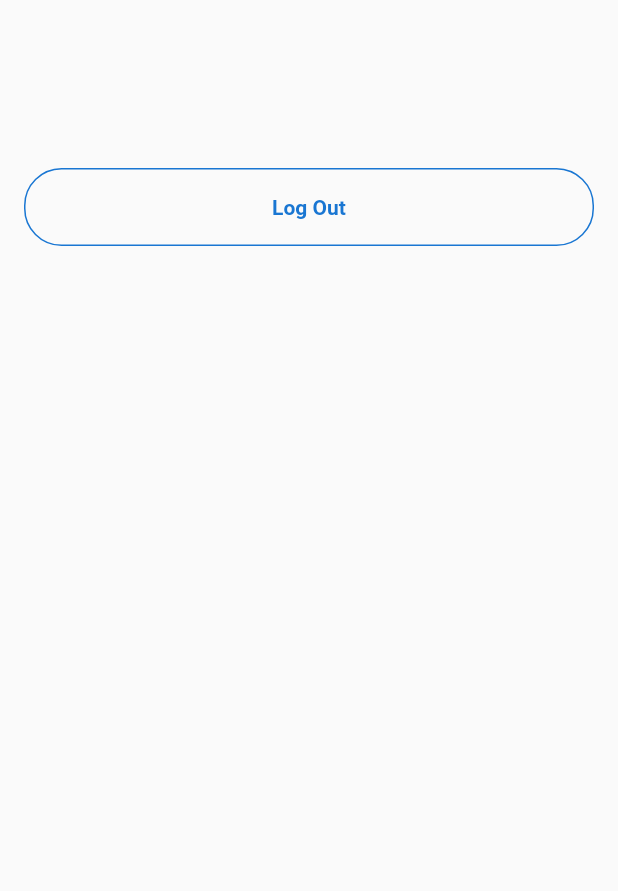
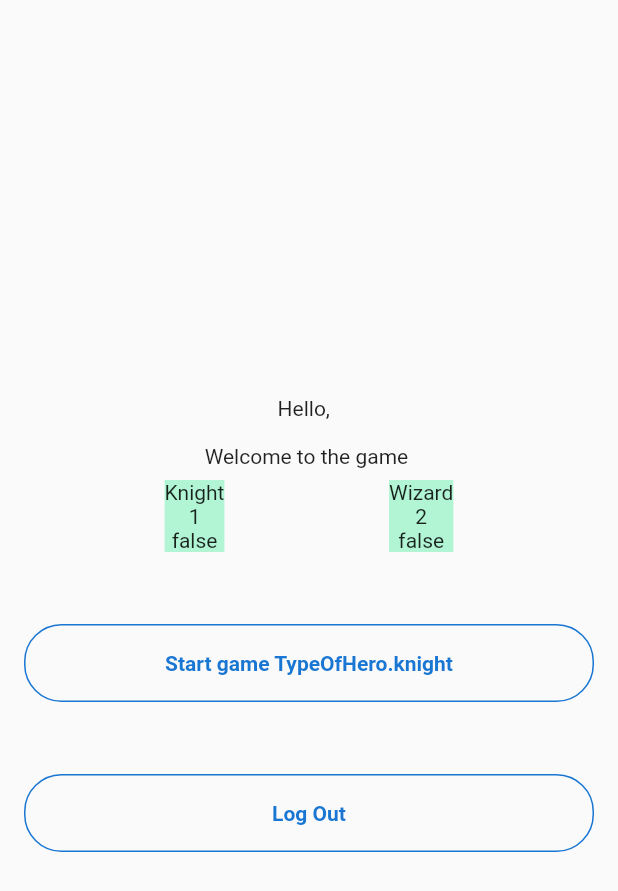
Before and after one commit to ikustow/game_flutter, a Flutter app: the screen it shows once a user with an empty profile is signed in, on a phone screen of 412 x 824 dp. Shown: the top 891 px of the screen. Run offline on Flutter 3.47's test engine with Material 2 defaults, Android fonts, the phone set to English and light mode, and no system bars; our stand-ins replace firebase_auth, firebase_core, flutter_riverpod, google_sign_in; accounts and stored records are empty.

Commit message:
home screen added
Signed-off-by: ikustow <ikustow@yandex.run>

```diff
--- a/lib/auth/pages/auth_checker.dart
+++ b/lib/auth/pages/auth_checker.dart
@@ -3,7 +3,7 @@ import 'package:flutter_riverpod/flutter_riverpod.dart';
 
 import '../providers/auth_provider.dart';
 import 'error_screen.dart';
-import 'home_page.dart';
+import '../../home/home_page.dart';
 import 'loading_screen.dart';
 import 'login_page.dart';
 
--- a/lib/auth/pages/home_page.dart
+++ /dev/null
@@ -1,54 +0,0 @@
-import 'package:flutter/material.dart';
-import 'package:flutter_riverpod/flutter_riverpod.dart';
-
-import '../providers/auth_provider.dart';
-
-class HomePage extends ConsumerWidget {
-  const HomePage({Key? key}) : super(key: key);
-
-  @override
-  Widget build(BuildContext context, WidgetRef ref) {
-    // first variable is to get the data of Authenticated User
-    final data = ref.watch(fireBaseAuthProvider);
-
-    //  Second variable to access the Logout Function
-    final auth = ref.watch(authenticationProvider);
-    return Scaffold(
-      body: SafeArea(
-        child: Column(
-          children: [
-            Padding(
-              padding: const EdgeInsets.all(8.0),
-              child: Text(data.currentUser!.email ?? 'You are logged In'),
-            ),
-            Padding(
-              padding: const EdgeInsets.all(8.0),
-              child: Text(data.currentUser!.displayName ??
-                  ' Great you have Completed this step'),
-            ),
-            Container(
-              padding: const EdgeInsets.only(top: 48.0),
-              margin: const EdgeInsets.symmetric(horizontal: 16),
-              width: double.infinity,
-              child: MaterialButton(
-                onPressed: () => auth.signOut(),
-                textColor: Colors.blue.shade700,
-                textTheme: ButtonTextTheme.primary,
-                minWidth: 100,
-                padding: const EdgeInsets.all(18),
-                shape: RoundedRectangleBorder(
-                  borderRadius: BorderRadius.circular(25),
-                  side: BorderSide(color: Colors.blue.shade700),
-                ),
-                child: const Text(
-                  'Log Out',
-                  style: TextStyle(fontWeight: FontWeight.w600),
-                ),
-              ),
-            ),
-          ],
-        ),
-      ),
-    );
-  }
-}
--- /dev/null
+++ b/lib/core/const.dart
@@ -0,0 +1,4 @@
+enum TypeOfHero{
+  knight,
+  wizard
+}
--- /dev/null
+++ b/lib/home/controllers/providers.dart
@@ -0,0 +1,45 @@
+import 'package:flutter_riverpod/flutter_riverpod.dart';
+import 'package:game_flutter/core/const.dart';
+
+import 'package:game_flutter/home/controllers/services.dart';
+import 'package:game_flutter/home/models/hero.dart';
+import 'package:game_flutter/home/models/selected_status.dart';
+
+
+
+class HeroNotifier extends StateNotifier<List<Hero>> {
+  HeroNotifier(): super(
+    getListOfHeroes()
+  );
+
+  void toggle(String heroId) {
+    state = [
+      for (final hero in state)
+        if (hero.id == heroId)
+          hero.copyWith(selected: !hero.selected)
+        else
+          hero,
+    ];
+  }
+}
+
+final heroProvider = StateNotifierProvider<HeroNotifier, List<Hero>>((ref) {
+  return HeroNotifier();
+});
+
+
+class SelectedNotifier extends StateNotifier<SelectedStatus> {
+  SelectedNotifier(): super(
+      SelectedStatus(selected: false, type:  TypeOfHero.knight)
+  );
+
+  void toggle(TypeOfHero typeOfHero) {
+
+    state = state.copyWith(selected: !state.selected, type: typeOfHero);
+
+  }
+}
+
+final selectedStatusProvider = StateNotifierProvider<SelectedNotifier, SelectedStatus>((ref) {
+  return SelectedNotifier();
+});
--- /dev/null
+++ b/lib/home/controllers/services.dart
@@ -0,0 +1,13 @@
+
+import 'package:game_flutter/core/const.dart';
+import 'package:game_flutter/home/models/hero.dart';
+
+
+List<Hero> getListOfHeroes (){
+  final List<Hero> listOfHeroes = [];
+  const knight = Hero(description: 'Knight', id: '1', selected: false, type: TypeOfHero.knight);
+  const wizard = Hero(description: 'Wizard', id: '2', selected: false, type: TypeOfHero.wizard);
+  listOfHeroes.add(knight);
+  listOfHeroes.add(wizard);
+  return listOfHeroes;
+}
--- /dev/null
+++ b/lib/home/home_page.dart
@@ -0,0 +1,155 @@
+import 'package:flutter/material.dart';
+import 'package:flutter_riverpod/flutter_riverpod.dart';
+import 'package:game_flutter/game/game.dart';
+import 'package:game_flutter/home/controllers/providers.dart';
+
+import '../auth/providers/auth_provider.dart';
+import '../generated/l10n.dart';
+
+class HomePage extends ConsumerWidget {
+  const HomePage({Key? key}) : super(key: key);
+
+  @override
+  Widget build(BuildContext context, WidgetRef ref) {
+    // first variable is to get the data of Authenticated User
+    final data = ref.watch(fireBaseAuthProvider);
+    final auth = ref.watch(authenticationProvider);
+    return Scaffold(
+      body: SafeArea(
+        child: Column(
+          mainAxisAlignment: MainAxisAlignment.center,
+          children: [
+            Padding(
+              padding: const EdgeInsets.all(8.0),
+              child: Text("${S.of(context).homeUserTitle} ${data.currentUser!.email}"),
+            ),
+            Padding(
+              padding: const EdgeInsets.all(8.0),
+              child: Text(S.of(context).homeGameTitle),
+            ),
+            RowOfHeroes(),
+            StartGameButtonWidget(),
+            Container(
+              padding: const EdgeInsets.only(top: 48.0),
+              margin: const EdgeInsets.symmetric(horizontal: 16),
+              width: double.infinity,
+              child: MaterialButton(
+                onPressed: () => auth.signOut(),
+                textColor: Colors.blue.shade700,
+                textTheme: ButtonTextTheme.primary,
+                minWidth: 100,
+                padding: const EdgeInsets.all(18),
+                shape: RoundedRectangleBorder(
+                  borderRadius: BorderRadius.circular(25),
+                  side: BorderSide(color: Colors.blue.shade700),
+                ),
+                child: const Text(
+                  'Log Out',
+                  style: TextStyle(fontWeight: FontWeight.w600),
+                ),
+              ),
+            ),
+          ],
+        ),
+      ),
+    );
+  }
+}
+
+
+class StartGameButtonWidget extends ConsumerWidget {
+  const StartGameButtonWidget({Key? key}) : super(key: key);
+
+  @override
+  Widget build(BuildContext context, WidgetRef ref){
+    final selectedStatus = ref.watch(selectedStatusProvider);
+    return   Container(
+      padding: const EdgeInsets.only(top: 48.0),
+      margin: const EdgeInsets.symmetric(horizontal: 16),
+      width: double.infinity,
+      child: MaterialButton(
+        onPressed: () {
+          Navigator.push(
+            context,
+            MaterialPageRoute(builder: (context) => const GamePage()),
+          );
+        },
+        textColor: Colors.blue.shade700,
+        textTheme: ButtonTextTheme.primary,
+        minWidth: 100,
+        padding: const EdgeInsets.all(18),
+        shape: RoundedRectangleBorder(
+          borderRadius: BorderRadius.circular(25),
+          side: BorderSide(color: Colors.blue.shade700),
+        ),
+        child:  Text(
+          'Start game ${selectedStatus.type}',
+          style: TextStyle(fontWeight: FontWeight.w600),
+        ),
+      ),
+    );
+  }
+}
+
+
+class RowOfHeroes extends ConsumerWidget {
+  const RowOfHeroes({Key? key}) : super(key: key);
+
+
+  @override
+  Widget build(BuildContext context, WidgetRef ref){
+    final heroes = ref.watch(heroProvider);
+    return   Row(
+      crossAxisAlignment: CrossAxisAlignment.center,
+      mainAxisAlignment: MainAxisAlignment.spaceEvenly,
+      children: [
+        GestureDetector(
+          onTap: () {
+
+            ref.read(heroProvider.notifier).toggle(heroes[0].id);
+            ref.read(selectedStatusProvider.notifier).toggle(heroes[0].type);
+          },
+          child: Container(
+            decoration: heroes[0].selected ? selectedHeroStyle: unSelectedHeroStyle,
+            child: Column(
+              children: [
+                Text(heroes[0].description),
+                Text(heroes[0].id),
+                Text(heroes[0].selected.toString()),
+              ],
+            ),
+          ),
+        ),
+
+        GestureDetector(
+          onTap: () {
+            ref.read(heroProvider.notifier).toggle(heroes[1].id);
+            ref.read(selectedStatusProvider.notifier).toggle(heroes[1].type);
+          },
+          child: Container(
+            decoration: heroes[1].selected ? selectedHeroStyle: unSelectedHeroStyle,
+            child: Column(
+              children: [
+                Text(heroes[1].description),
+                Text(heroes[1].id),
+                Text(heroes[1].selected.toString()),
+              ],
+            ),
+          ),
+        ),
+      ],
+    );
+  }
+}
+
+final BoxDecoration selectedHeroStyle = BoxDecoration(
+  //borderRadius: BorderRadius.circular(6),
+  color: Colors.amber.withOpacity(.5),
+
+);
+
+final BoxDecoration unSelectedHeroStyle = BoxDecoration(
+  //borderRadius: BorderRadius.circular(6),
+  color: Colors.greenAccent.withOpacity(.5),
+
+);
--- /dev/null
+++ b/lib/home/models/selected_status.dart
@@ -0,0 +1,18 @@
+import 'package:game_flutter/core/const.dart';
+
+class SelectedStatus {
+
+  final TypeOfHero type;
+  final bool selected;
+
+  SelectedStatus({required this.type, required this.selected});
+
+
+
+  SelectedStatus copyWith({ bool? selected, TypeOfHero? type}) {
+    return SelectedStatus(
+      selected: selected ?? this.selected,
+      type: type ?? this.type,
+    );
+  }
+}
--- /dev/null
+++ b/lib/l10n/intl_en.arb
@@ -0,0 +1,4 @@
+{
+  "homeUserTitle": "Hello, ",
+  "homeGameTitle": "Welcome to the game "
+}
--- a/lib/main.dart
+++ b/lib/main.dart
@@ -1,7 +1,9 @@
 import 'package:firebase_core/firebase_core.dart';
 import 'package:flutter/material.dart';
+import 'package:flutter_localizations/flutter_localizations.dart';
 import 'package:flutter_riverpod/flutter_riverpod.dart';
 import 'auth/pages/auth_checker.dart';
+import 'generated/l10n.dart';
 
 
 Future<void> main() async {
@@ -19,7 +21,13 @@ class MyApp extends ConsumerWidget {
 
     return const MaterialApp(
       debugShowCheckedModeBanner: false,
-
+        localizationsDelegates: [
+          S.delegate,
+          GlobalMaterialLocalizations.delegate,
+          GlobalWidgetsLocalizations.delegate,
+          GlobalCupertinoLocalizations.delegate,
+        ],
+        //supportedLocales: S.delegate.supportedLocales,
          home: AuthChecker()
     );
   }
--- a/pubspec.yaml
+++ b/pubspec.yaml
@@ -34,6 +34,8 @@ dependencies:
   firebase_auth: ^3.7.0
   firebase_core: ^1.21.1
   google_sign_in: ^5.4.1
+  flutter_localizations:
+    sdk: flutter
 
 
   # The following adds the Cupertino Icons font to your application.
@@ -92,3 +94,5 @@ flutter:
   #
   # For details regarding fonts from package dependencies,
   # see https://flutter.dev/custom-fonts/#from-packages
+flutter_intl:
+  enabled: true
```
Also changed, not shown: lib/auth/pages/login_page.dart (+3 -15 lines), lib/auth/providers/auth_provider.dart (+1 -12 lines), lib/game/game.dart (added, +23 -0 lines), lib/home/models/hero.dart (added, +23 -0 lines), lib/game/controllers/providers.dart (added), lib/generated/intl/messages_all.dart (added), lib/generated/intl/messages_en.dart (added), lib/generated/l10n.dart (added), pubspec.lock.
